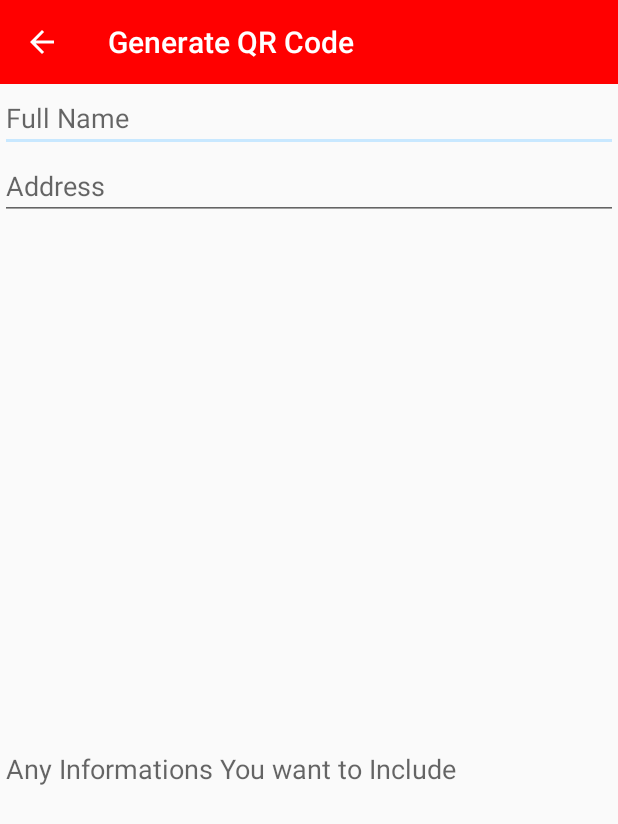
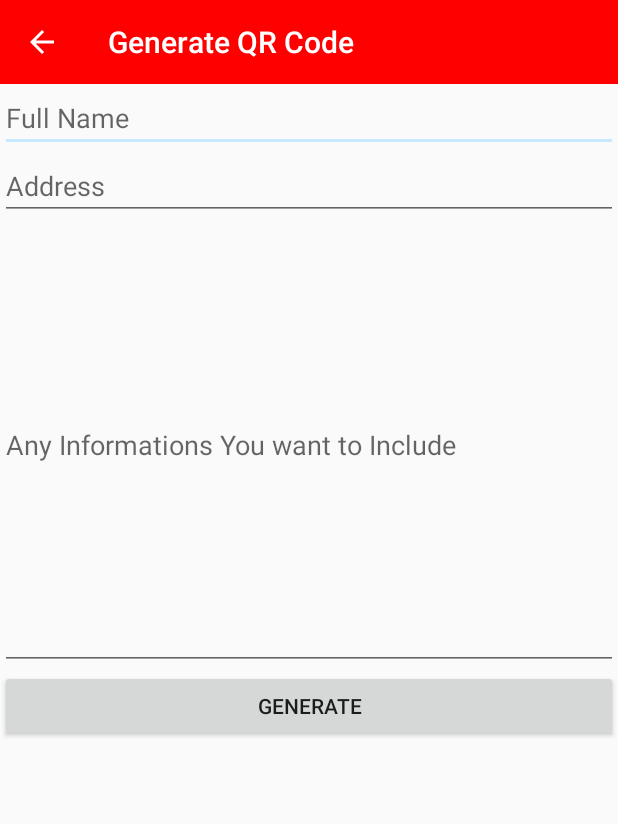
Before and after one commit to RoJoMzZzzz/ANDAR, an Android app: the NewQR screen opened directly, with no data from a screen before it, on a phone screen of 412 x 824 dp. Shown: the top 824 px of the screen. Run offline under Robolectric (Android 15) with nearby library versions, the phone set to English and light mode, and no system bars; libraries missing offline, so code that uses them is left out: com.journeyapps.barcodescanner.

Commit message:
update android manifest 2

```diff
--- a/app/build.gradle
+++ b/app/build.gradle
@@ -5,7 +5,7 @@
     buildToolsVersion '25.0.0'
     defaultConfig {
         applicationId "com.research.andrade.andar"
-        minSdkVersion 16
+        minSdkVersion 15
         targetSdkVersion 25
         versionCode 1
         versionName "1.0"
--- a/app/src/main/java/com/research/andrade/andar/NewQR.java
+++ b/app/src/main/java/com/research/andrade/andar/NewQR.java
@@ -44,9 +44,6 @@
         name = (EditText) findViewById(R.id.edtName);
         address = (EditText) findViewById(R.id.edtAddress);
         others = (EditText) findViewById(R.id.edtOthers);
-        img = (ImageView) findViewById(R.id.imageView3);
-
-
 
         gen.setOnClickListener(new View.OnClickListener() {
             @Override
--- a/app/src/main/res/layout/activity_new_qr.xml
+++ b/app/src/main/res/layout/activity_new_qr.xml
@@ -26,6 +26,15 @@
 
     </android.support.design.widget.AppBarLayout>
 
+    <ScrollView
+        android:layout_width="match_parent"
+        android:layout_height="match_parent">
+
+        <LinearLayout
+            android:layout_width="match_parent"
+            android:layout_height="wrap_content"
+            android:orientation="vertical">
+
         <EditText
             android:layout_width="match_parent"
             android:layout_height="wrap_content"
@@ -44,7 +53,7 @@
 
         <EditText
             android:layout_width="match_parent"
-        android:layout_height="match_parent"
+            android:layout_height="300dp"
             android:inputType="textMultiLine"
             android:ems="10"
             android:id="@+id/edtOthers"
@@ -57,5 +66,9 @@
             android:layout_height="wrap_content"
             android:id="@+id/btnGenQR2" />
 
+        </LinearLayout>
+
+    </ScrollView>
+
 
 </LinearLayout>
```
Lines whose indentation alone changed are shown as unchanged.
